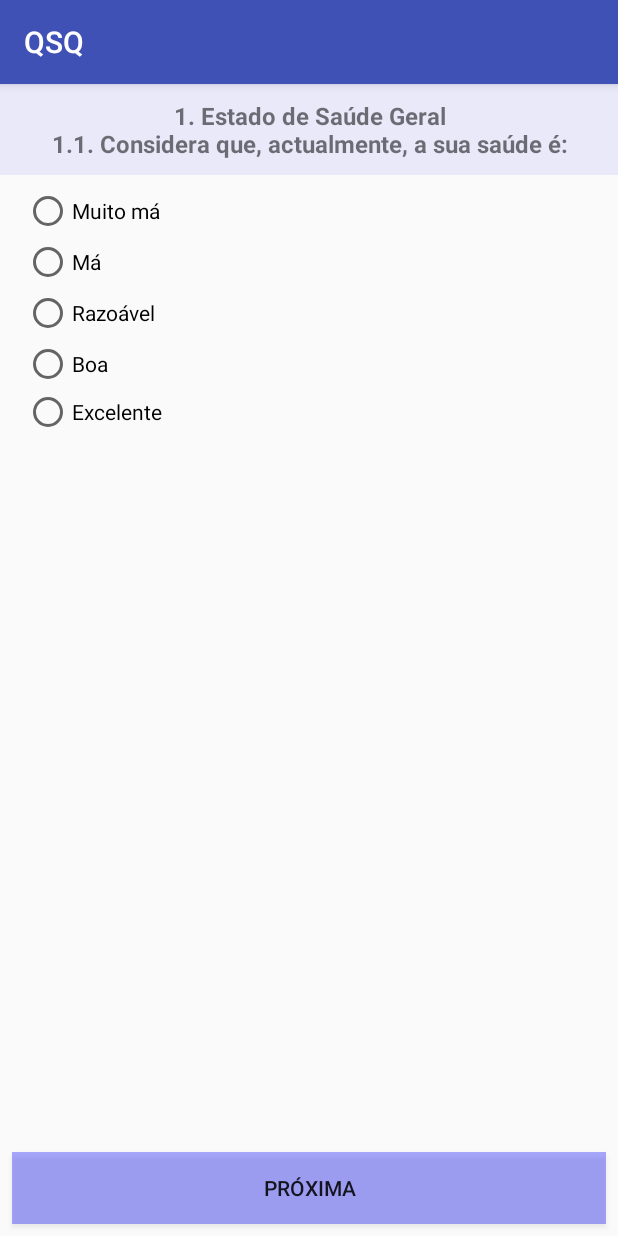
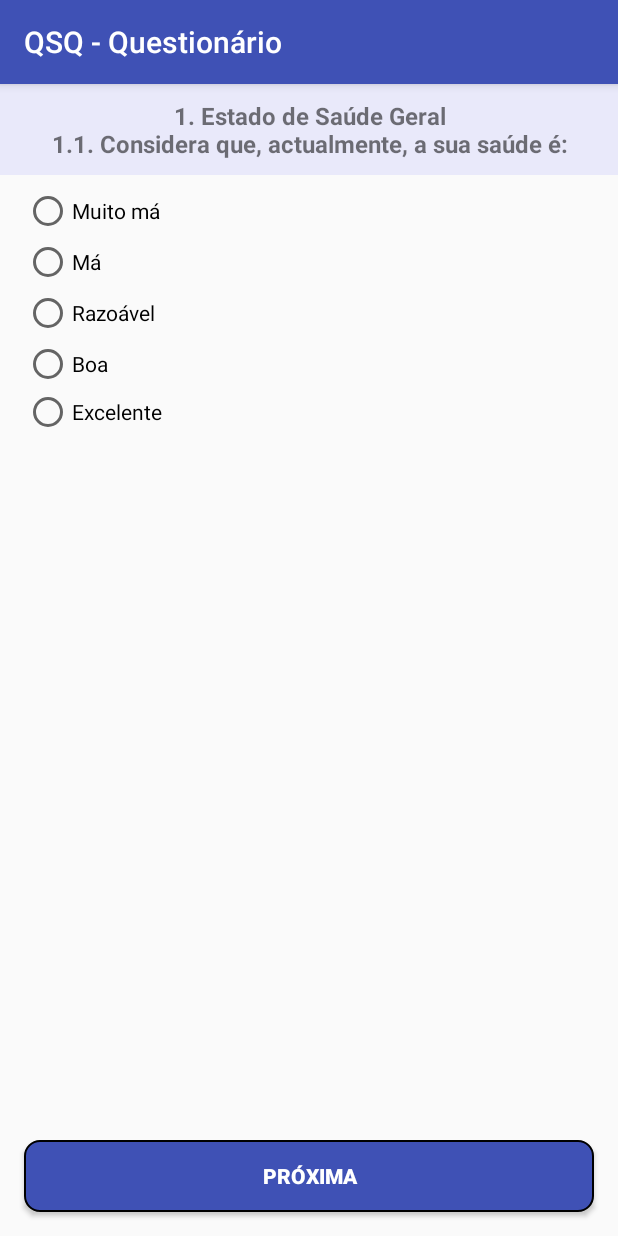
Before and after one commit to raulfmiranda/QSQ, an Android app: the FormActivity screen opened directly, with no data from a screen before it, on a phone screen of 412 x 824 dp. Run offline under Robolectric (Android 15) with nearby library versions, the phone set to English and light mode, and no system bars.

Commit message:
Melhoria no layout

```diff
--- a/app/src/main/java/com/blogspot/raulfmiranda/qsq/FormActivity.kt
+++ b/app/src/main/java/com/blogspot/raulfmiranda/qsq/FormActivity.kt
@@ -25,7 +25,7 @@ class FormActivity : AppCompatActivity() {
         setContentView(R.layout.activity_form)
 
         txtPergunta.movementMethod = ScrollingMovementMethod()
-//        supportActionBar?.title = "Questionário de Saúde e Quedas"
+        supportActionBar?.title = "QSQ - Questionário"
 
         carregaQuestaoNaTela(questionarioAtual.questoes[0])
 
--- /dev/null
+++ b/app/src/main/res/drawable/rounded_rectangle.xml
@@ -0,0 +1,10 @@
+<?xml version="1.0" encoding="utf-8"?>
+<selector xmlns:android="http://schemas.android.com/apk/res/android">
+    <item>
+        <shape android:shape="rectangle">
+            <solid android:color="@color/colorPrimary"/>
+            <corners android:radius="10dp"/>
+            <stroke android:color="#000" android:width="1dp"/>
+        </shape>
+    </item>
+</selector>
--- a/app/src/main/res/layout/activity_form.xml
+++ b/app/src/main/res/layout/activity_form.xml
@@ -113,11 +113,13 @@
         android:id="@+id/btnProx"
         android:layout_width="0dp"
         android:layout_height="wrap_content"
-        android:layout_marginBottom="8dp"
-        android:layout_marginEnd="8dp"
-        android:layout_marginStart="8dp"
-        android:background="@color/colorMediumBlue"
+        android:layout_marginBottom="16dp"
+        android:layout_marginEnd="16dp"
+        android:layout_marginStart="16dp"
+        android:background="@drawable/rounded_rectangle"
         android:text="Próxima"
+        android:textColor="#fff"
+        android:textStyle="bold"
         app:layout_constraintBottom_toBottomOf="parent"
         app:layout_constraintEnd_toEndOf="parent"
         app:layout_constraintStart_toStartOf="parent" />
--- a/app/src/main/res/layout/activity_start.xml
+++ b/app/src/main/res/layout/activity_start.xml
@@ -9,11 +9,8 @@
 
     <TextView
         android:id="@+id/txtLogo"
-        android:layout_width="wrap_content"
+        android:layout_width="0dp"
         android:layout_height="wrap_content"
-        android:layout_marginEnd="24dp"
-        android:layout_marginStart="24dp"
-        android:layout_marginTop="32dp"
         android:background="@color/colorMediumBlue"
         android:fontFamily="sans-serif-smallcaps"
         android:gravity="center"
@@ -34,8 +31,8 @@
         android:layout_marginEnd="8dp"
         android:layout_marginStart="8dp"
         android:layout_marginTop="8dp"
-        android:background="@color/colorPrimary"
-        android:padding="10dp"
+        android:background="@drawable/rounded_rectangle"
+        android:padding="20dp"
         android:text="Iniciar Questionário"
         android:textColor="#ffffff"
         android:textStyle="bold"
```
